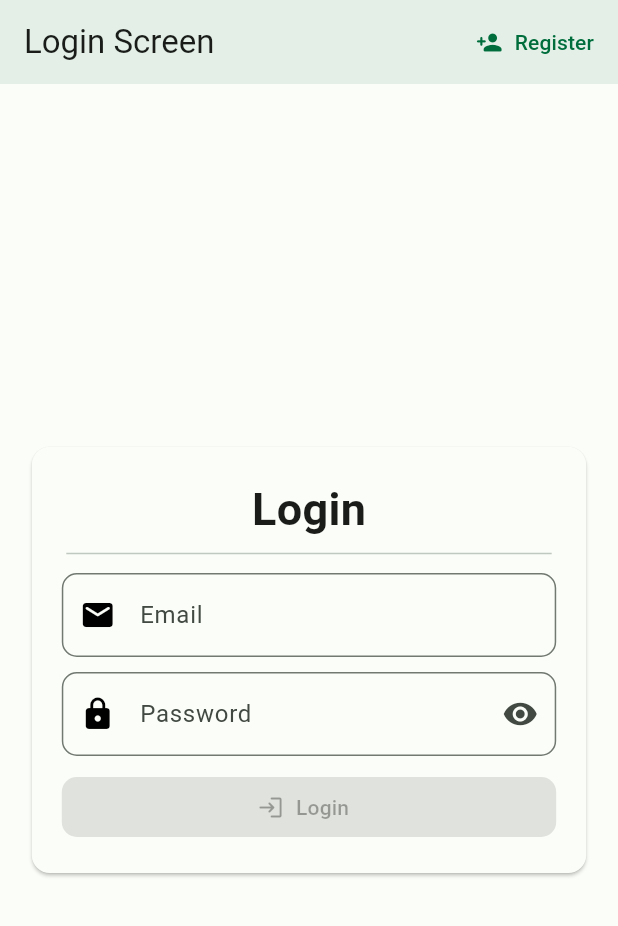
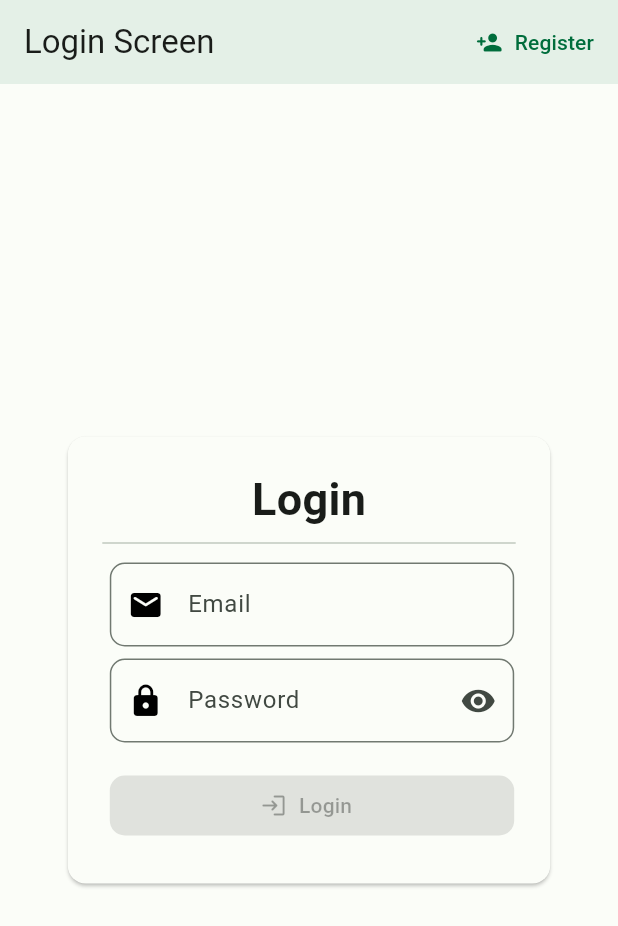
Before and after one commit to Miharin/flutter_praktek_dokter, a Flutter app: the screen it shows after launch, on a phone screen of 412 x 824 dp. Shown: the top 926 px of the screen. Run offline on Flutter 3.47's test engine with Material 3 defaults, Android fonts, the phone set to English and light mode, and no system bars; drawn by our look-alikes of dynamic_color; our stand-ins replace cloud_firestore, firebase_auth, firebase_core, flutter_dotenv, gap, get; accounts and stored records are empty; statements that could not run were skipped.

Commit message:
change login to textformfield

```diff
--- a/lib/helpers/auth/auth_helper.dart
+++ b/lib/helpers/auth/auth_helper.dart
@@ -6,7 +6,51 @@ import 'package:flutter/material.dart';
 import 'package:flutter_praktek_dokter/models/user/authentication_model.dart';
 import 'package:get/get.dart';
 
+class AuthField {
+  final String id;
+  final String label;
+  bool obscureText;
+  final TextEditingController controller;
+  final TextInputType type;
+  RxBool verification;
+  final String errorMessage;
+  final IconData? icon;
+  final Function(String?)? onSave;
+  final bool showIcon;
+
+  AuthField({
+    required this.id,
+    required this.label,
+    required this.controller,
+    this.onSave,
+    this.obscureText = false,
+    this.errorMessage = "",
+    this.icon,
+    this.type = TextInputType.text,
+    this.showIcon = false,
+  }) : verification = false.obs;
+}
+
 class AuthHelper extends GetxController {
+  final List<AuthField> loginList = [
+    AuthField(
+      id: "email",
+      label: "Email",
+      icon: Icons.email_rounded,
+      showIcon: true,
+      controller: TextEditingController(),
+      errorMessage: "Email Tidak Sesuai Format",
+    ),
+    AuthField(
+      id: "password",
+      label: "Password",
+      obscureText: true,
+      icon: Icons.lock_rounded,
+      showIcon: true,
+      controller: TextEditingController(),
+      errorMessage: "Password Wajib Diisi dan Minimal Terdiri dari 8 Digit",
+    ),
+  ].obs;
   var auth = {
     'email': '',
     'password': '',
@@ -16,6 +60,9 @@ class AuthHelper extends GetxController {
   var db = FirebaseFirestore.instance;
 
   var userIsLogin = false.obs;
+
+  final List<TextEditingController> controllers =
+      List.generate(3, (index) => TextEditingController()).toList();
 
   final TextEditingController emailController = TextEditingController();
   final TextEditingController passwordController = TextEditingController();
@@ -32,6 +79,11 @@ class AuthHelper extends GetxController {
 
   showPasswordToggle() {
     showPassword.value = !showPassword.value;
+    for (var login in loginList) {
+      if (login.id == "password") {
+        login.obscureText = !login.obscureText;
+      }
+    }
   }
 
   showTokenToggle() {
--- a/lib/screens/auth/login.dart
+++ b/lib/screens/auth/login.dart
@@ -1,11 +1,12 @@
 import 'package:flutter/material.dart';
 import 'package:flutter_praktek_dokter/widget/custom_widgets/custom_divider/custom_dialog/custom_dialog.dart';
+import 'package:flutter_praktek_dokter/widget/custom_widgets/custom_textfromfield/custom_textformfield.dart';
 import 'package:gap/gap.dart';
 import 'package:get/get.dart';
 
 import 'package:flutter_praktek_dokter/helpers/auth/auth_helper.dart';
 import 'package:flutter_praktek_dokter/widget/custom_widgets/custom_button/custom_filled_button.dart';
-import 'package:flutter_praktek_dokter/widget/custom_widgets/custom_text_field/custom_text_field.dart';
+// import 'package:flutter_praktek_dokter/widget/custom_widgets/custom_text_field/custom_text_field.dart';
 
 class LoginScreen extends StatelessWidget {
   LoginScreen({super.key});
@@ -21,21 +22,17 @@ class LoginScreen extends StatelessWidget {
         minWidth: constraint.maxWidth > 500 ? 500 : constraint.maxWidth * 0.8,
       );
 
-      // Constrained For Button
-      var constrainedButton = constraint.maxWidth > 500.0
-          ? const Size(500.0, 50.0)
-          : Size(
-              constraint.maxWidth * 0.8,
-              40.0,
-            );
-
       // Custom Dialog
       var customDialog = CustomDialog(
         title: "Please Input Token !",
-        content: Obx(
-          () => CustomTextField(
+        content: ConstrainedBox(
+          constraints: constrained,
+          child: Column(
+            mainAxisSize: MainAxisSize.min,
+            children: [
+              Obx(
+                () => CustomTextFormField(
                   label: "Token",
-              constraints: constrained,
                   icon: Icons.password,
                   suffixIcon: IconButton(
                     icon: Icon(_authController.showToken.value
@@ -44,7 +41,7 @@ class LoginScreen extends StatelessWidget {
                     onPressed: () => _authController.showTokenToggle(),
                   ),
                   obscureText: _authController.showToken.value ? false : true,
-              onChanged: (value) => _authController.setAuth(
+                  onSave: (value) => _authController.setAuth(
                     'token',
                     _authController.tokenController.text,
                     _authController.tokenController.text.isNotEmpty &&
@@ -52,8 +49,12 @@ class LoginScreen extends StatelessWidget {
                   ),
                   controller: _authController.tokenController,
                   verification: _authController.tokenVerification.value,
-              errorText:
-                  "Token Harus Memiliki Panjang Minimal 10 Karakter atau Numerik"),
+                  errorMessage:
+                      "Token Harus Memiliki Panjang Minimal 10 Karakter atau Numerik",
+                ),
+              ),
+            ],
+          ),
         ),
         actions: [
           TextButton(
@@ -76,49 +77,10 @@ class LoginScreen extends StatelessWidget {
         ],
       );
 
-      // All Text Fields
-      var textFields = Obx(() => Column(
-            children: [
-              CustomTextField(
-                controller: _authController.emailController,
-                label: "Email",
-                onChanged: (value) => _authController.setAuth(
-                  'email',
-                  _authController.emailController.text,
-                  _authController.emailController.text.isEmail,
-                ),
-                verification: _authController.emailVerification.value,
-                errorText: "Format Email Tidak Sesuai",
-                constraints: constrained,
-                icon: Icons.email_rounded,
-              ),
-              const Gap(10.0),
-              CustomTextField(
-                controller: _authController.passwordController,
-                label: "Password",
-                onChanged: (value) => _authController.setAuth(
-                  'password',
-                  _authController.passwordController.text,
-                  _authController.passwordController.text.length > 8,
-                ),
-                verification: _authController.passwordVerification.value,
-                errorText:
-                    "Password Harus Memiliki Panjang Minimal 8 Karakter atau Numerik",
-                constraints: constrained,
-                icon: Icons.lock_rounded,
-                suffixIcon: IconButton(
-                  icon: Icon(_authController.showPassword.value
-                      ? Icons.visibility_off
-                      : Icons.visibility),
-                  onPressed: () => _authController.showPasswordToggle(),
-                ),
-                obscureText: _authController.showPassword.value ? false : true,
-              ),
-            ],
-          ));
-
       // Return
       return Center(
+        child: ConstrainedBox(
+          constraints: constrained,
           child: Card(
             child: Padding(
               padding: const EdgeInsets.all(20.0),
@@ -146,21 +108,83 @@ class LoginScreen extends StatelessWidget {
                   const Gap(5.0),
 
                   // Email and Password Text Field with Map
-                textFields,
+                  // textFields,
+                  Obx(
+                    () => Column(
+                      mainAxisSize: MainAxisSize.min,
+                      children: List.generate(_authController.loginList.length,
+                          (index) {
+                        bool isPassword =
+                            _authController.loginList[index].id == "password";
+                        return CustomTextFormField(
+                          label: _authController.loginList[index].label,
+                          icon: _authController.loginList[index].icon,
+                          controller:
+                              _authController.loginList[index].controller,
+                          verification: _authController
+                              .loginList[index].verification.value,
+                          obscureText:
+                              _authController.loginList[index].obscureText,
+                          suffixIcon: isPassword
+                              ? IconButton(
+                                  icon: Icon(_authController.showPassword.value
+                                      ? Icons.visibility_off
+                                      : Icons.visibility),
+                                  onPressed: () =>
+                                      _authController.showPasswordToggle(),
+                                )
+                              : null,
+                          errorMessage:
+                              _authController.loginList[index].errorMessage,
+                          onSave: (value) {
+                            if (!isPassword) {
+                              if (value!.isEmail) {
+                                _authController
+                                    .loginList[index].verification.value = true;
+                              } else {
+                                _authController.loginList[index].verification
+                                    .value = false;
+                              }
+                            } else {
+                              if (value!.length >= 8) {
+                                _authController
+                                    .loginList[index].verification.value = true;
+                              } else {
+                                _authController.loginList[index].verification
+                                    .value = false;
+                              }
+                            }
+                            List checkVerification = List.generate(
+                              _authController.loginList.length,
+                              (index) => _authController
+                                  .loginList[index].verification.value,
+                            );
+                            if (checkVerification.every((element) => element)) {
+                              _authController.disabledLoginButton.value = false;
+                            } else {
+                              _authController.disabledLoginButton.value = true;
+                            }
+                          },
+                        );
+                      }).toList(),
+                    ),
+                  ),
                   const Gap(10.0),
 
                   // Button to Input Token
-                Obx(
+                  Flexible(
+                    child: Obx(
                       () => CustomFilledButton(
                         label: "Login",
                         icon: const Icon(Icons.login_rounded),
-                    width: constrainedButton,
                         onPressed: _authController.disabledLoginButton.value
                             ? null
                             : () => Get.dialog(customDialog),
                       ),
+                    ),
                   )
                 ],
+              ),
             ),
           ),
         ),
--- a/lib/widget/custom_widgets/custom_button/custom_filled_button.dart
+++ b/lib/widget/custom_widgets/custom_button/custom_filled_button.dart
@@ -11,7 +11,9 @@ class CustomFilledButton extends StatelessWidget {
   @override
   Widget build(BuildContext context) {
     // Return if icon not Null Then Set Widget To FillledButton.icon
-    return icon != null
+    return Padding(
+      padding: const EdgeInsets.fromLTRB(8.0, 0.0, 4.0, 8.0),
+      child: icon != null
           ? FilledButton.icon(
               label: Text(label),
               icon: icon!,
@@ -22,6 +24,7 @@ class CustomFilledButton extends StatelessWidget {
                   ),
                 ),
                 fixedSize: width,
+                minimumSize: const Size.fromHeight(40.0),
               ),
               onPressed: onPressed,
             )
@@ -38,6 +41,7 @@ class CustomFilledButton extends StatelessWidget {
               ),
               onPressed: onPressed ?? () {},
               child: Text(label),
+            ),
     );
   }
 }
--- a/lib/widget/custom_widgets/custom_textfromfield/custom_textformfield.dart
+++ b/lib/widget/custom_widgets/custom_textfromfield/custom_textformfield.dart
@@ -43,7 +43,7 @@ class CustomTextFormField extends StatelessWidget {
   final IconData? icon;
 
   // Icon Inside Text Form Field
-  final IconData? suffixIcon;
+  final IconButton? suffixIcon;
 
 // Error Properties
 
@@ -81,7 +81,6 @@ class CustomTextFormField extends StatelessWidget {
   Widget build(BuildContext context) {
     // Search if Error Verification true or false
     bool errorVerification = !verification && controller.text.isNotEmpty;
-
     // return Text Form Field
     return Flexible(
       flex: 1,
@@ -92,6 +91,7 @@ class CustomTextFormField extends StatelessWidget {
           inputFormatters: keyboardType == TextInputType.number
               ? [FilteringTextInputFormatter.digitsOnly]
               : [],
+          onChanged: onSave,
           // if Date Time onTap Popup Date Picker
           onTap: () async {
             if (keyboardType == TextInputType.datetime) {
@@ -116,7 +116,7 @@ class CustomTextFormField extends StatelessWidget {
                 ? Icon(
                     controller.text.isNotEmpty
                         ? !verification
-                            ? icon
+                            ? Icons.close_rounded
                             : Icons.check
                         : icon,
                     // If Text is Empty Set Colors to Black
@@ -128,7 +128,7 @@ class CustomTextFormField extends StatelessWidget {
                         : Colors.black,
                   )
                 : null,
-            suffixIcon: Icon(suffixIcon),
+            suffixIcon: suffixIcon,
             border: border ?? defaultBorder,
             label: Text(label),
             // If errorVerificationFinal == true then send errorText and error Border
@@ -137,7 +137,6 @@ class CustomTextFormField extends StatelessWidget {
                 errorVerification ? errorBorder ?? defaultErrorBorder : null,
           ),
           controller: controller,
-          onSaved: onSave,
         ),
       ),
     );
```
Lines whose indentation alone changed are shown as unchanged.
